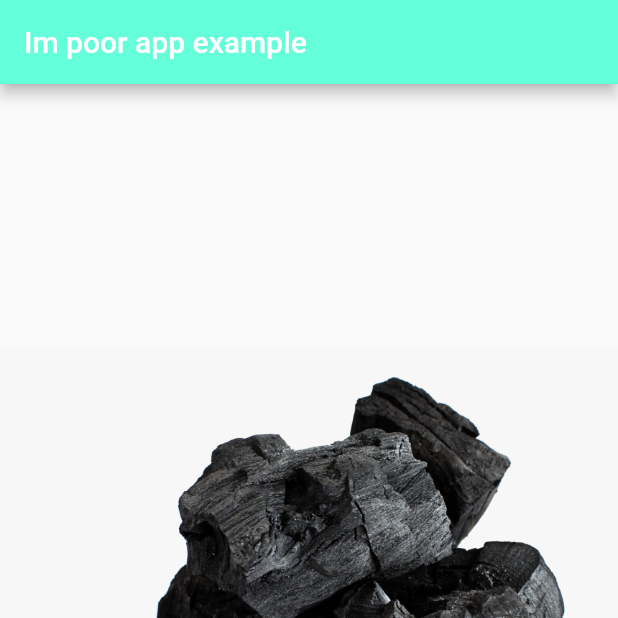
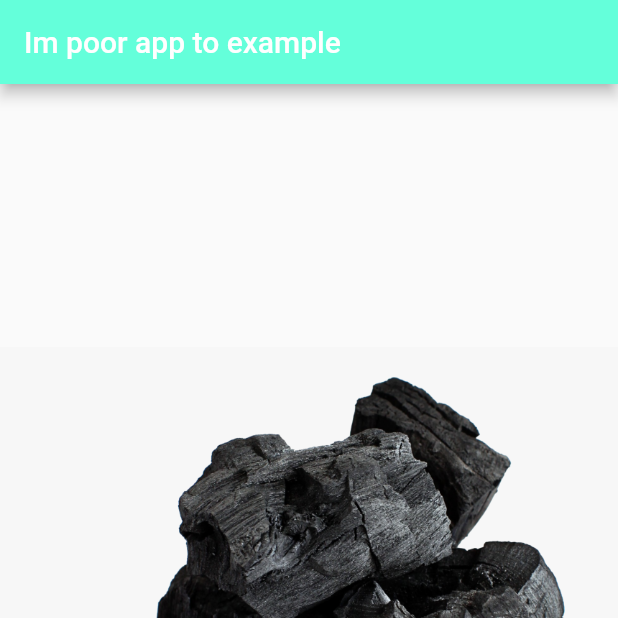
Before and after one commit to ali-taha-ahmed/flutter-projects, a Flutter app: the screen it shows after launch, on a phone screen of 412 x 824 dp, the top half of it. Run offline on Flutter 3.47's test engine with Material 2 defaults, Android fonts, the phone set to English and light mode, and no system bars.

```diff
--- a/flutter_app/lib/main.dart
+++ b/flutter_app/lib/main.dart
@@ -12,7 +12,7 @@ class MyApp extends StatelessWidget {
       title: "im poor app",
       home: Scaffold(
         appBar: AppBar(
-          title: Text("Im poor app example"),
+          title: Text("Im poor app to example"),
           backgroundColor: Colors.tealAccent,
         ),
         body: Center(
```
